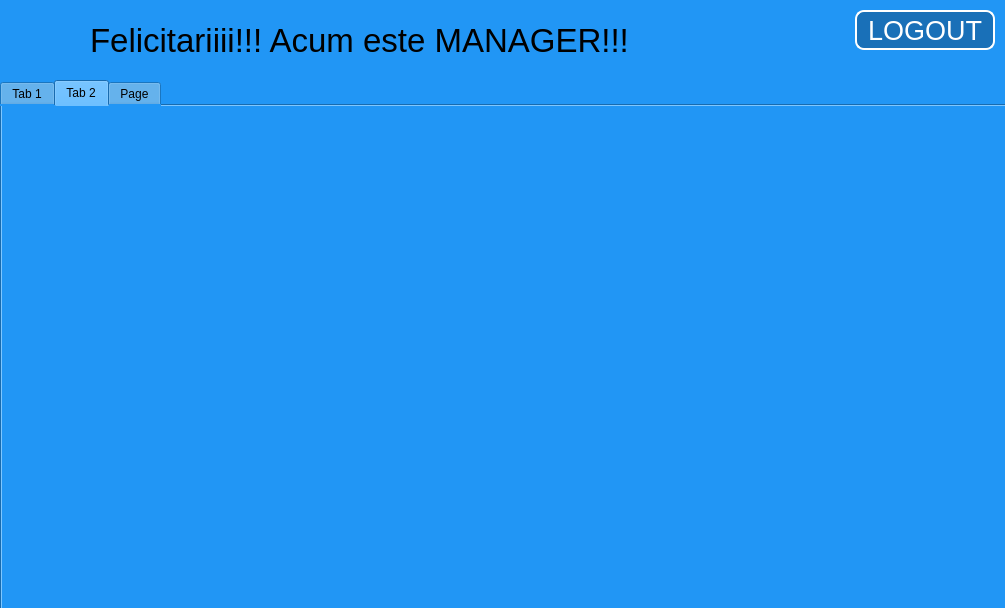
Above: 3_Solution/PM_Application/PM_GUI_/Manager_Window.ui from liviupopa16/POO_Project_Manager before the change. Below: the same form after it.
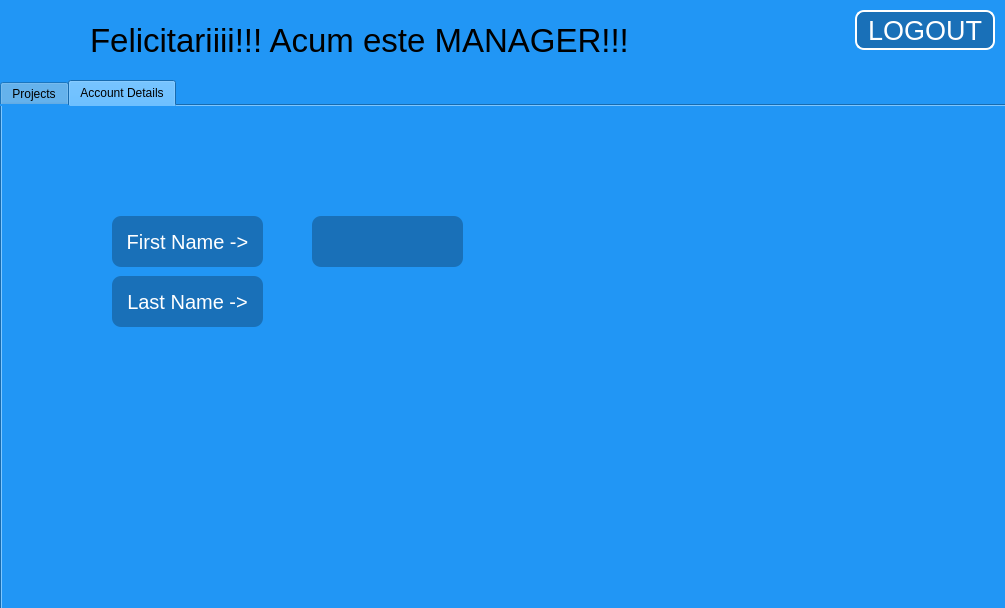
That is the form after the change. The open tabs and pages were chosen to show the change. Icons and pictures are not drawn.

```diff
--- a/3_Solution/PM_Application/PM_GUI_/Manager_Window.ui
+++ b/3_Solution/PM_Application/PM_GUI_/Manager_Window.ui
@@ -83,7 +83,7 @@
    </property>
    <widget class="QWidget" name="tab">
     <attribute name="title">
-     <string>Tab 1</string>
+     <string>Projects</string>
     </attribute>
     <widget class="QPushButton" name="pushButton">
      <property name="geometry">
@@ -177,13 +177,71 @@
    </widget>
    <widget class="QWidget" name="tab_2">
     <attribute name="title">
-     <string>Tab 2</string>
+     <string>Account Details</string>
     </attribute>
-   </widget>
-   <widget class="QWidget" name="tab_3">
-    <attribute name="title">
-     <string>Page</string>
-    </attribute>
+    <widget class="QLabel" name="label_6">
+     <property name="geometry">
+      <rect>
+       <x>110</x>
+       <y>110</y>
+       <width>151</width>
+       <height>51</height>
+      </rect>
+     </property>
+     <property name="styleSheet">
+      <string notr="true">color:white;
+font-size:15pt;
+border-radius: 9px;
+background: grey;
+background-color: rgba(0, 0, 0, 25%);</string>
+     </property>
+     <property name="text">
+      <string>First Name -&gt;</string>
+     </property>
+     <property name="alignment">
+      <set>Qt::AlignCenter</set>
+     </property>
+    </widget>
+    <widget class="QLabel" name="label_7">
+     <property name="geometry">
+      <rect>
+       <x>110</x>
+       <y>170</y>
+       <width>151</width>
+       <height>51</height>
+      </rect>
+     </property>
+     <property name="styleSheet">
+      <string notr="true">color:white;
+font-size:15pt;
+border-radius: 9px;
+background: grey;
+background-color: rgba(0, 0, 0, 25%);</string>
+     </property>
+     <property name="text">
+      <string>Last Name -&gt;</string>
+     </property>
+     <property name="alignment">
+      <set>Qt::AlignCenter</set>
+     </property>
+    </widget>
+    <widget class="QListView" name="viewFN">
+     <property name="geometry">
+      <rect>
+       <x>310</x>
+       <y>110</y>
+       <width>151</width>
+       <height>51</height>
+      </rect>
+     </property>
+     <property name="styleSheet">
+      <string notr="true">color:white;
+font-size:15pt;
+border-radius: 9px;
+background: grey;
+background-color: rgba(0, 0, 0, 25%);</string>
+     </property>
+    </widget>
    </widget>
   </widget>
  </widget>
```
Left out of the diff: 8 changed lines with no effect on the pictures.
